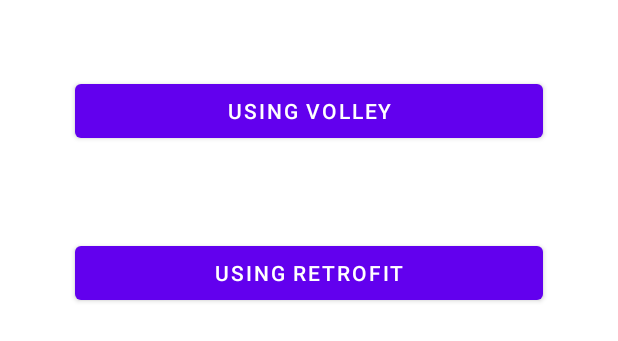
After one commit to ayushi-faco/SportsKeeda, an Android app: the layout activity_choose_type_acivity.xml on its own in the app's theme, with its tools: preview values and no code run, on a phone screen of 412 x 824 dp. The commit adds this screen. Shown: the top 341 px of the screen. Run offline under Robolectric (Android 15) with nearby library versions, the phone set to English and light mode, and no system bars; network calls fail.

Commit message:
retro (java)

```diff
--- /dev/null
+++ b/app/src/main/res/layout/activity_choose_type_acivity.xml
@@ -0,0 +1,30 @@
+<?xml version="1.0" encoding="utf-8"?>
+<androidx.constraintlayout.widget.ConstraintLayout xmlns:android="http://schemas.android.com/apk/res/android"
+    xmlns:app="http://schemas.android.com/apk/res-auto"
+    xmlns:tools="http://schemas.android.com/tools"
+    android:layout_width="match_parent"
+    android:padding="20dp"
+    android:layout_height="match_parent"
+    tools:context=".ChooseTypeActivity">
+
+    <LinearLayout
+        android:layout_width="match_parent"
+        android:layout_height="match_parent"
+        android:orientation="vertical">
+    <com.google.android.material.button.MaterialButton
+        android:id="@+id/btn_volley"
+        android:layout_width="match_parent"
+        android:layout_height="wrap_content"
+        android:layout_margin="30dp"
+        android:text="@string/using_volley"
+        ></com.google.android.material.button.MaterialButton>
+        <com.google.android.material.button.MaterialButton
+            android:id="@+id/btn_retro"
+            android:layout_width="match_parent"
+            android:layout_height="wrap_content"
+            android:layout_margin="30dp"
+            android:text="@string/using_retro"
+            ></com.google.android.material.button.MaterialButton>
+    </LinearLayout>
+
+</androidx.constraintlayout.widget.ConstraintLayout>
--- a/app/src/main/res/values/strings.xml
+++ b/app/src/main/res/values/strings.xml
@@ -1,3 +1,5 @@
 <resources>
     <string name="app_name">SportsKeeda</string>
+    <string name="using_volley">Using Volley</string>
+    <string name="using_retro">Using Retrofit</string>
 </resources>
```
Also changed, not shown: app/build.gradle (+2 -9 lines), app/src/main/AndroidManifest.xml (+7 -1 lines), app/src/main/java/com/kayushi07/sportskeeda/Api.java (added, +14 -0 lines), app/src/main/java/com/kayushi07/sportskeeda/ChooseTypeActivity.java (added, +26 -0 lines), app/src/main/java/com/kayushi07/sportskeeda/RetrofitActivity.java (added, +88 -0 lines).
